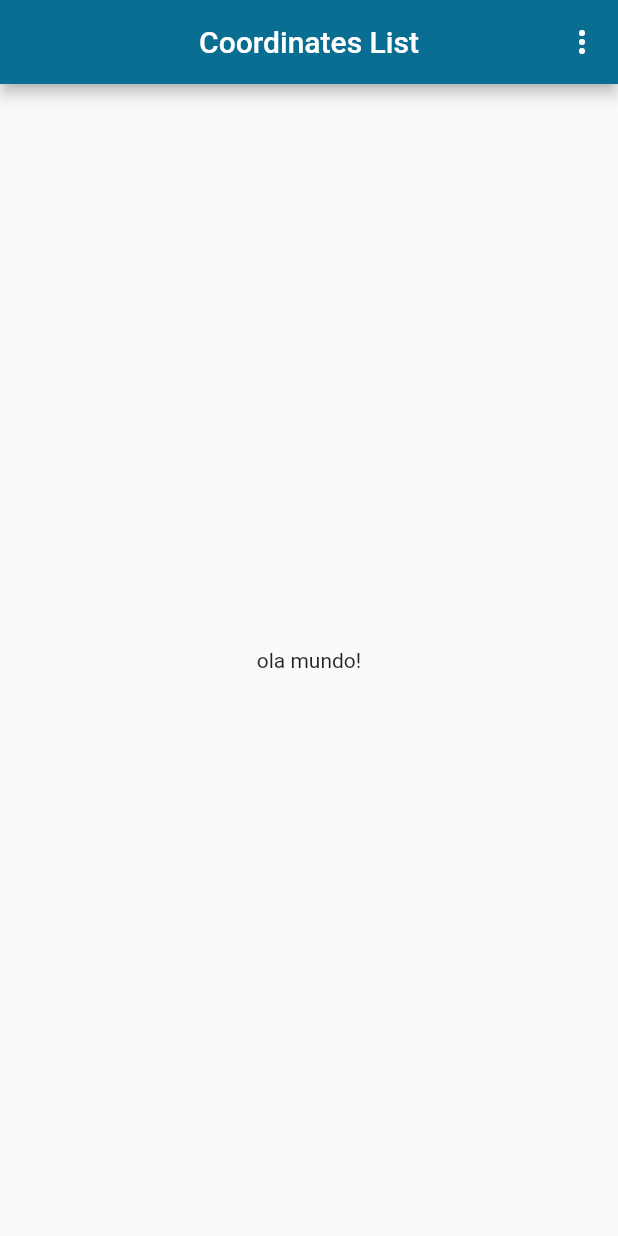
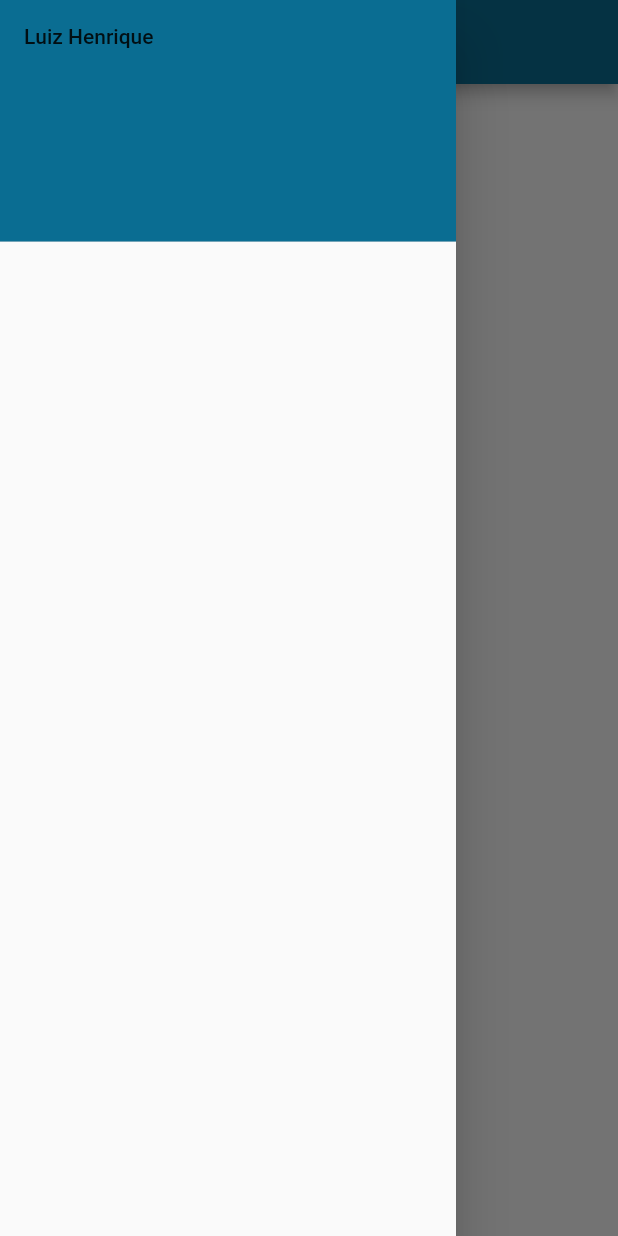
Before and after one commit to marcosfilipi/coordinates_list, a Flutter app: the screen it shows after launch, with the side drawer open (before the commit the screen has no drawer), on a phone screen of 412 x 824 dp. Run offline on Flutter 3.47's test engine with Material 2 defaults, Android fonts, the light colour scheme and no system bars.

Commit message:
Homer_drawer

```diff
--- a/coordinates_list/lib/Pages/homeWidgets/home_appBar.dart
+++ b/coordinates_list/lib/Pages/homeWidgets/home_appBar.dart
@@ -5,11 +5,5 @@ AppBar getHomeAppBar() {
     title: const Text("Coordinates List"),
     centerTitle: true,
     backgroundColor: Color(0xff0A6D92), //0xff igual #
-    actions: [
-      IconButton(
-        icon: const Icon(Icons.more_vert_rounded),
-        onPressed: () {},
-      ),
-    ],
   );
 }
--- a/coordinates_list/lib/Pages/homeWidgets/home_drawer.dart
+++ b/coordinates_list/lib/Pages/homeWidgets/home_drawer.dart
@@ -0,0 +1,14 @@
+import 'package:flutter/material.dart';
+
+getHomeDrawer() {
+  return Drawer(
+    child: ListView(
+      padding: EdgeInsets.zero,
+      children: const [
+        DrawerHeader(
+            decoration: BoxDecoration(color: Color(0xff0A6D92)),
+            child: Text("Luiz Henrique")),
+      ],
+    ),
+  );
+}
--- a/coordinates_list/lib/Pages/login.dart
+++ b/coordinates_list/lib/Pages/login.dart
@@ -1,6 +1,7 @@
 import 'dart:io';
 
 import 'package:coordinates_list/Pages/homeWidgets/home_appBar.dart';
+import 'package:coordinates_list/Pages/homeWidgets/home_drawer.dart';
 import 'package:coordinates_list/Pages/pag01.dart';
 import 'package:flutter/material.dart';
 
@@ -48,6 +49,7 @@ class _HomePageState extends State<HomePage> {
   Widget build(BuildContext context) {
     return Scaffold(
       appBar: getHomeAppBar(),
+      drawer: getHomeDrawer(),
       body: Container(
         child: const Center(
           child: Text('ola mundo!'),
```
